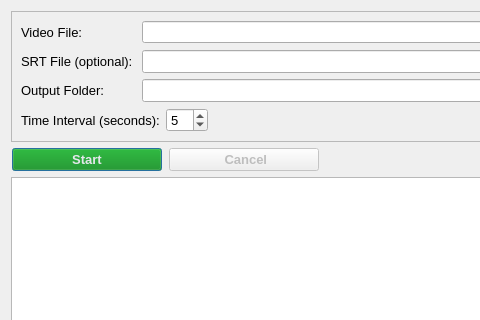
Qt form resources/views/VideoParser.ui (crgrove/automated-drone-image-analysis-tool) before a commit; both pictures show x 0 to 480 and y 0 to 320 of the 732 by 490 pixel window.
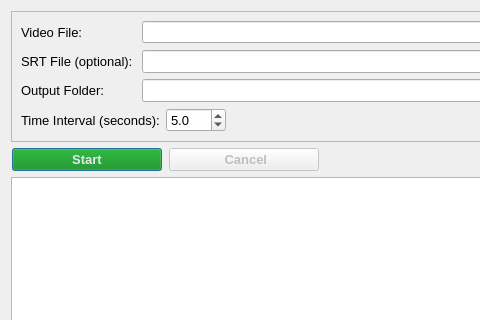
The same form after that commit. Icons and pictures are not drawn.

What changed in the file:
```diff
--- a/resources/views/VideoParser.ui
+++ b/resources/views/VideoParser.ui
@@ -181,17 +181,23 @@
          </widget>
         </item>
         <item>
-         <widget class="QSpinBox" name="timespinBox">
+         <widget class="QDoubleSpinBox" name="timespinBox">
           <property name="font">
            <font>
             <pointsize>10</pointsize>
            </font>
           </property>
-          <property name="minimum">
+          <property name="decimals">
            <number>1</number>
           </property>
+          <property name="minimum">
+           <double>0.100000000000000</double>
+          </property>
+          <property name="singleStep">
+           <double>0.500000000000000</double>
+          </property>
           <property name="value">
-           <number>5</number>
+           <double>5.000000000000000</double>
           </property>
          </widget>
         </item>
```
